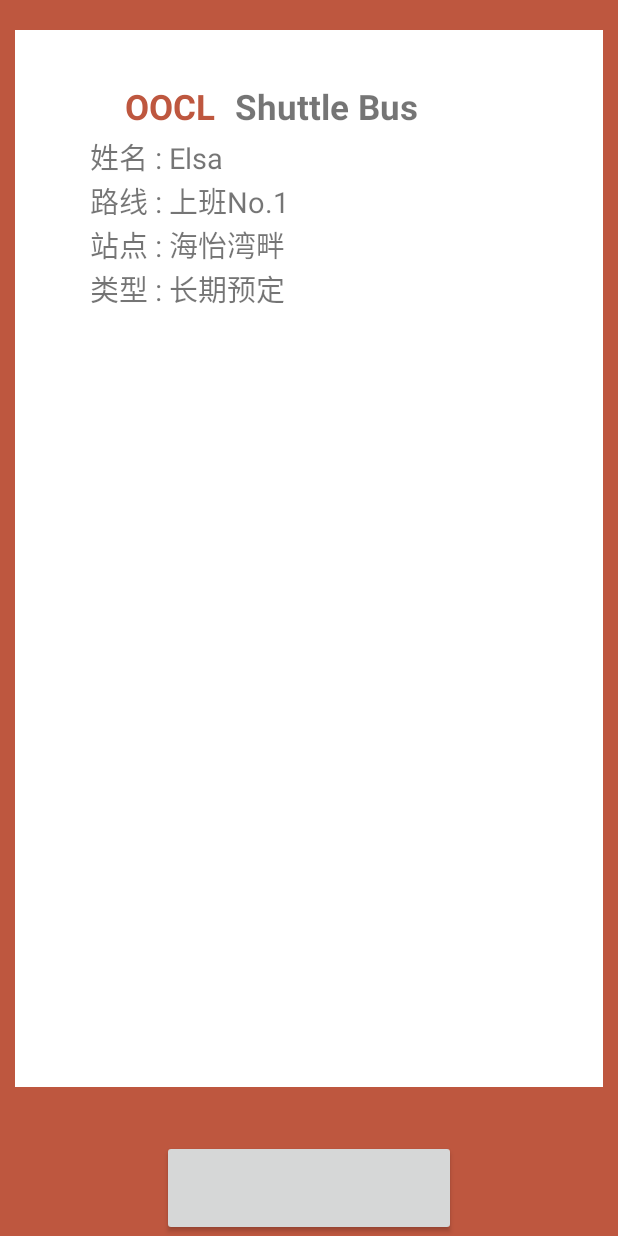
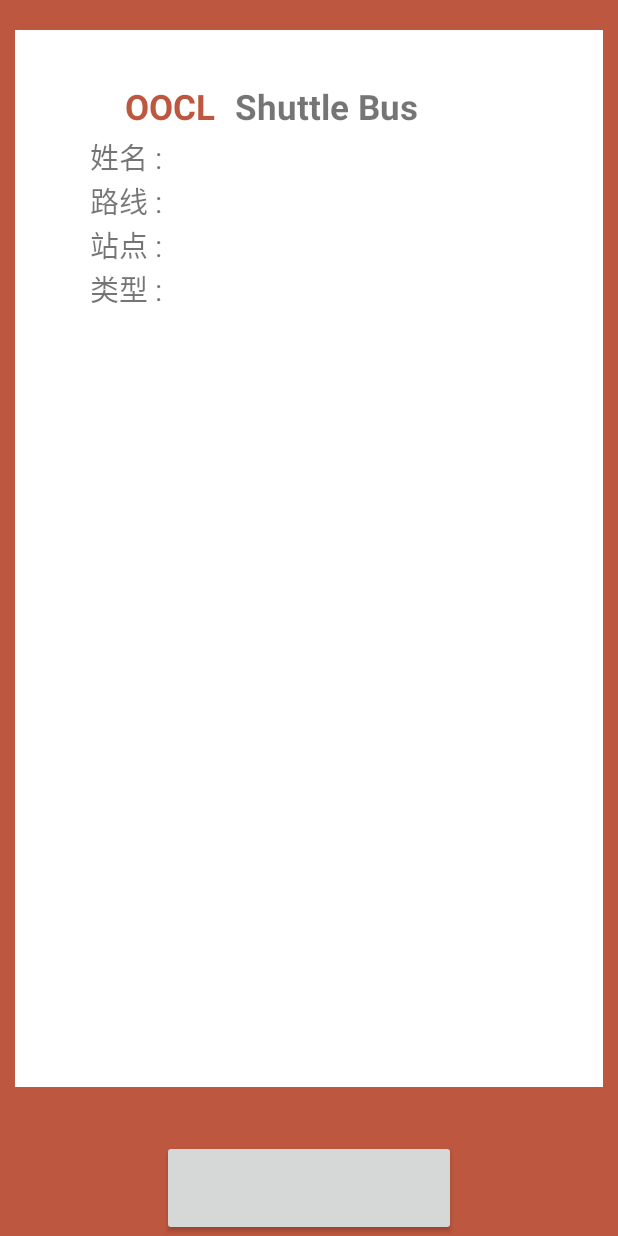
Before and after one commit to GerrardFeng/shuttleBus, an Android app: the TicketActivity screen opened directly, with no data from a screen before it, on a phone screen of 412 x 824 dp. Run offline under Robolectric (Android 15) with nearby library versions, the phone set to English and light mode, and no system bars; libraries missing offline, so code that uses them is left out: com.dd; plain views replace CircularProgressButton; pictures from the network do not load; 4 statements that could not run were skipped.

Commit message:
getTicket integration with back-end

```diff
--- a/ShuttleBus/app/src/main/java/com/example/fengge/shuttlebus/TicketActivity.java
+++ b/ShuttleBus/app/src/main/java/com/example/fengge/shuttlebus/TicketActivity.java
@@ -115,6 +115,8 @@ public class TicketActivity extends Activity {
             @Override
             public void onFailure(int statusCode, Header[] headers, String responseString, Throwable throwable) {
                 super.onFailure(statusCode, headers, responseString, throwable);
+                showTips(R.string.server_not_avaiable, false);
+                mProgress.dismiss();
             }
 
 
--- a/ShuttleBus/app/src/main/res/layout/ticket.xml
+++ b/ShuttleBus/app/src/main/res/layout/ticket.xml
@@ -63,7 +63,7 @@
             android:layout_height="wrap_content"
             android:layout_marginLeft="50dp"
             android:textSize="19sp"
-            android:text="姓名 : Elsa"/>
+            android:text="姓名 : "/>
 
         <TextView
             android:id="@+id/routeOfFirstTicket"
@@ -71,7 +71,7 @@
             android:layout_height="wrap_content"
             android:layout_marginLeft="50dp"
             android:textSize="19sp"
-            android:text="路线 : 上班No.1"/>
+            android:text="路线 : "/>
 
         <TextView
             android:id="@+id/stopOfFirstTicket"
@@ -79,7 +79,7 @@
             android:layout_height="wrap_content"
             android:layout_marginLeft="50dp"
             android:textSize="19sp"
-            android:text="站点 : 海怡湾畔"/>
+            android:text="站点 : "/>
 
         <TextView
             android:id="@+id/typeOfFirstTicket"
@@ -87,7 +87,7 @@
             android:layout_height="wrap_content"
             android:layout_marginLeft="50dp"
             android:textSize="19sp"
-            android:text="类型 : 长期预定"/>
+            android:text="类型 : "/>
 
     </LinearLayout>
 
```
